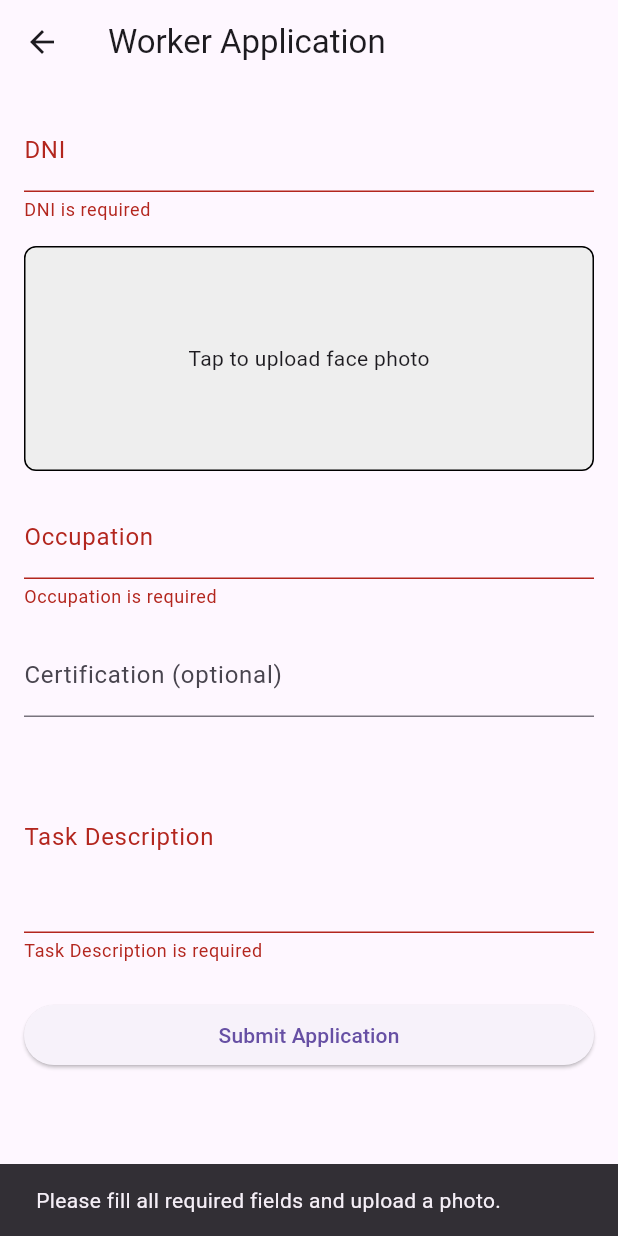
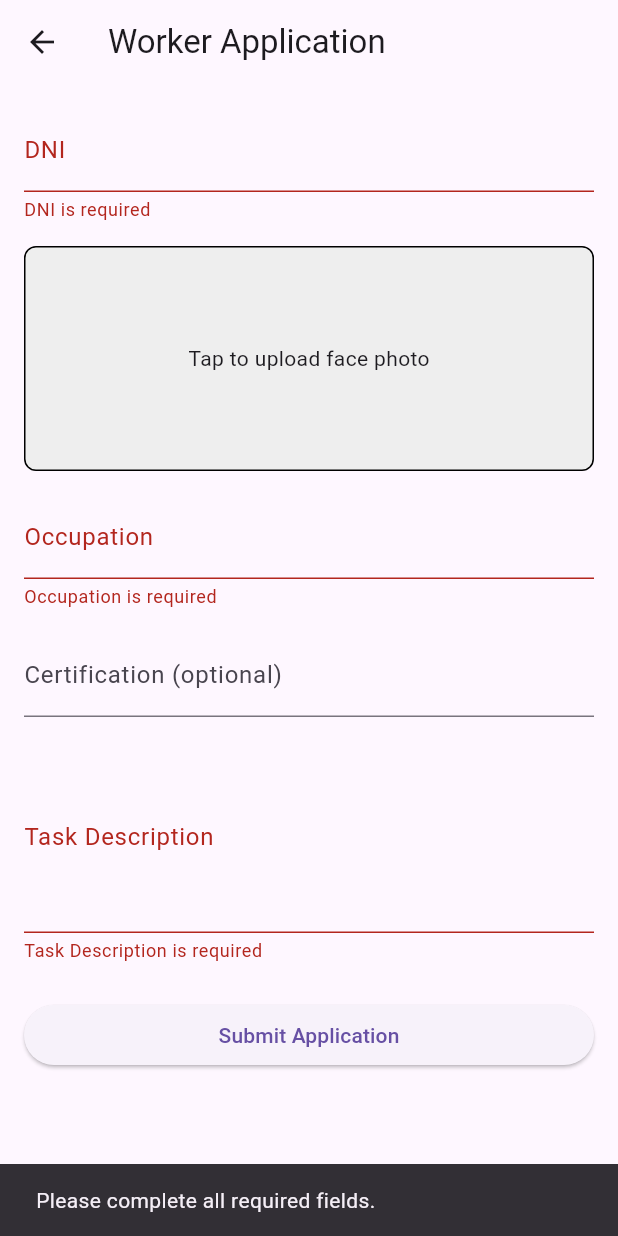
Before and after one commit to LLL-team/Flutter, a Flutter app: the WorkerApplicationScreen screen opened directly, after a tap on "Submit Application", on a phone screen of 412 x 824 dp. Run offline on Flutter 3.47's test engine with Material 3 defaults, Android fonts, the phone set to English and light mode, and no system bars; our stand-ins replace flutter_dotenv, image_picker, shared_preferences; accounts and stored records are empty.

Commit message:
Fix(worker application): request field validation to ensure correct data is sent

```diff
--- a/soluva/lib/screens/home_screen.dart
+++ b/soluva/lib/screens/home_screen.dart
@@ -29,7 +29,6 @@ class HomePage extends StatelessWidget {
           if (!loggedIn) {
             return const Center(child: Text('Por favor, iniciá sesión.'));
           }
-
           return Center(
             child: Column(
               mainAxisAlignment: MainAxisAlignment.center,
--- a/soluva/lib/screens/worker_application_screen.dart
+++ b/soluva/lib/screens/worker_application_screen.dart
@@ -46,8 +46,22 @@ class _WorkerApplicationScreenState extends State<WorkerApplicationScreen> {
   }
 
   void _submitApplication() async {
-    if (_formKey.currentState!.validate() &&
-        (_facePhoto != null || _webImageBytes != null)) {
+    // Validación del formulario
+    if (!_formKey.currentState!.validate()) {
+      ScaffoldMessenger.of(context).showSnackBar(
+        const SnackBar(content: Text("Please complete all required fields.")),
+      );
+      return;
+    }
+
+    // Validación de imagen
+    if (_facePhoto == null && _webImageBytes == null) {
+      ScaffoldMessenger.of(context).showSnackBar(
+        const SnackBar(content: Text("Please upload a face photo.")),
+      );
+      return;
+    }
+
     final token = await ProfileService.getToken();
     if (token == null) {
       ScaffoldMessenger.of(context).showSnackBar(
@@ -64,7 +78,7 @@ class _WorkerApplicationScreenState extends State<WorkerApplicationScreen> {
           ? _certificationController.text
           : null,
       facePhoto: _facePhoto,
-        webImageBytes: _webImageBytes, // important!
+      webImageBytes: _webImageBytes,
       certifications: null,
       token: token,
     );
@@ -72,21 +86,14 @@ class _WorkerApplicationScreenState extends State<WorkerApplicationScreen> {
     if (response['success'] == true) {
       ScaffoldMessenger.of(context).showSnackBar(
         const SnackBar(
-            content: Text("Your application has been submitted for review."),
+          content: Text("✅ Tu perfil fue enviado a revisión."),
         ),
       );
-        Navigator.of(context).pop();
+      Navigator.of(context).pop(); // Opcional: volver a pantalla anterior
     } else {
       ScaffoldMessenger.of(context).showSnackBar(
         SnackBar(
-            content: Text("Error: ${response['message']}"),
-          ),
-        );
-      }
-    } else {
-      ScaffoldMessenger.of(context).showSnackBar(
-        const SnackBar(
-          content: Text("Please fill all required fields and upload a photo."),
+          content: Text("❌ Error: ${response['message']}"),
         ),
       );
     }
@@ -102,16 +109,13 @@ class _WorkerApplicationScreenState extends State<WorkerApplicationScreen> {
   }
 
   Widget _buildImagePreview() {
-    if (kIsWeb) {
-      if (_webImageBytes != null) {
+    if (kIsWeb && _webImageBytes != null) {
       return Image.memory(_webImageBytes!, fit: BoxFit.cover);
+    } else if (_facePhoto != null) {
+      return Image.file(_facePhoto!, fit: BoxFit.cover);
+    } else {
+      return const Center(child: Text("Tap to upload face photo"));
     }
-    } else {
-      if (_facePhoto != null) {
-        return Image.file(_facePhoto!, fit: BoxFit.cover);
-      }
-    }
-    return const Center(child: Text("Tap to upload face photo"));
   }
 
   @override
@@ -128,8 +132,13 @@ class _WorkerApplicationScreenState extends State<WorkerApplicationScreen> {
                 controller: _dniController,
                 decoration: const InputDecoration(labelText: 'DNI'),
                 keyboardType: TextInputType.number,
-                validator: (value) =>
-                    value == null || value.isEmpty ? 'DNI is required' : null,
+                validator: (value) {
+                  if (value == null || value.isEmpty) return 'DNI is required';
+                  if (!RegExp(r'^[0-9]{8}$').hasMatch(value)) {
+                    return 'DNI must be 8 digits';
+                  }
+                  return null;
+                },
               ),
               const SizedBox(height: 16),
               GestureDetector(
```
Lines whose indentation alone changed are shown as unchanged.
